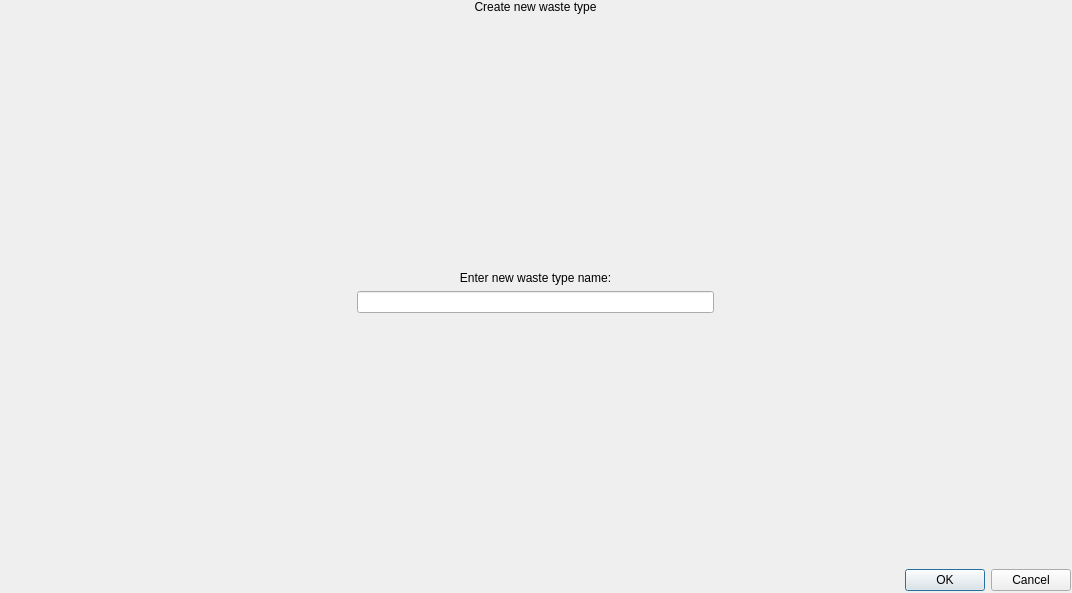
Before: the Qt Designer form add_waste_type_window.ui in angost/PZSP1-projekt-smart-smietnik, drawn with Qt 5.
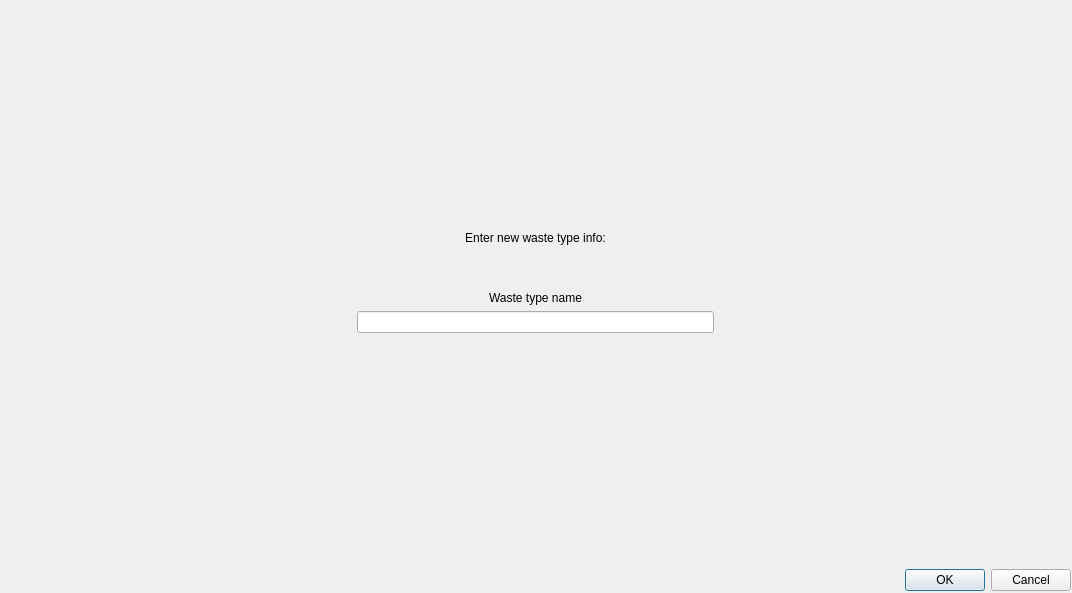
After: the same form once the commit is applied.

Diff of the .ui file:
```diff
--- a/add_waste_type_window.ui
+++ b/add_waste_type_window.ui
@@ -23,10 +23,23 @@
     </rect>
    </property>
    <layout class="QVBoxLayout" name="verticalLayout_4">
+    <item>
+     <spacer name="verticalSpacer_4">
+      <property name="orientation">
+       <enum>Qt::Vertical</enum>
+      </property>
+      <property name="sizeHint" stdset="0">
+       <size>
+        <width>20</width>
+        <height>40</height>
+       </size>
+      </property>
+     </spacer>
+    </item>
     <item>
      <widget class="QLabel" name="add_waste_type_label">
       <property name="text">
-       <string>Create new waste type</string>
+       <string>Enter new waste type info:</string>
       </property>
       <property name="alignment">
        <set>Qt::AlignCenter</set>
@@ -41,6 +54,9 @@
       <property name="orientation">
        <enum>Qt::Vertical</enum>
       </property>
+      <property name="sizeType">
+       <enum>QSizePolicy::Minimum</enum>
+      </property>
       <property name="sizeHint" stdset="0">
        <size>
         <width>20</width>
@@ -58,7 +74,7 @@
        </sizepolicy>
       </property>
       <property name="text">
-       <string>Enter new waste type name:</string>
+       <string>Waste type name</string>
       </property>
       <property name="alignment">
        <set>Qt::AlignCenter</set>
```
Left out of the diff: 2 changed lines with no effect on the pictures.
